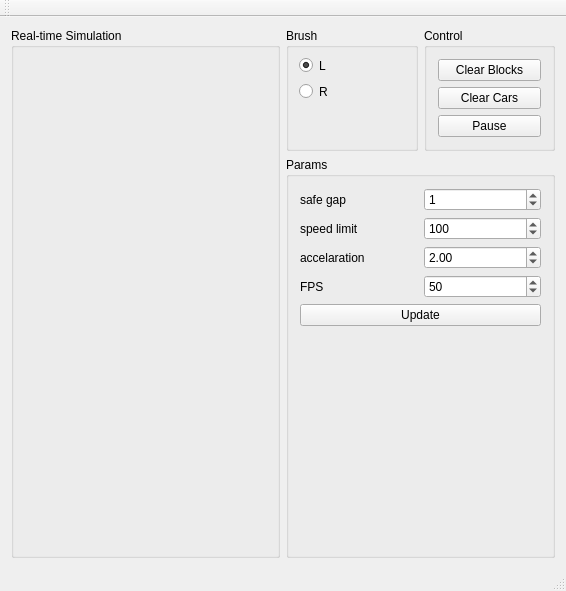
satouriko/Cellular-Automaton, file mainwindow.ui: the form before one commit.
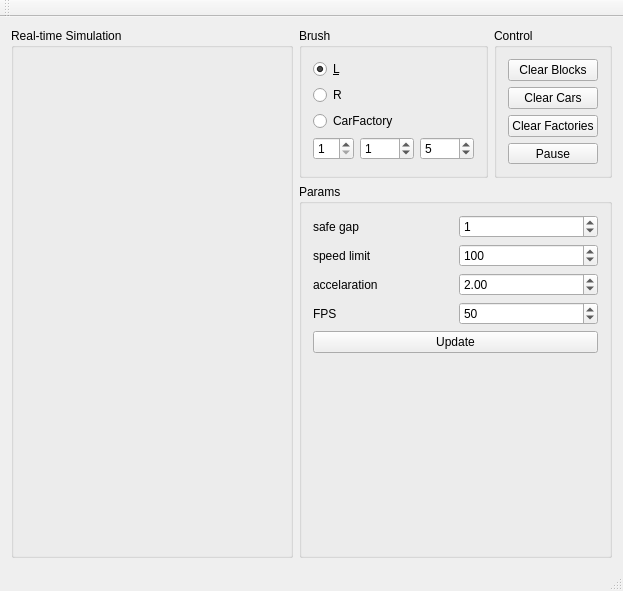
The form after the commit. Custom widgets are drawn as their Qt base class.

The edit to the form file:
```diff
--- a/mainwindow.ui
+++ b/mainwindow.ui
@@ -6,7 +6,7 @@
    <rect>
     <x>0</x>
     <y>0</y>
-    <width>566</width>
+    <width>623</width>
     <height>591</height>
    </rect>
   </property>
@@ -48,35 +48,63 @@
           <property name="title">
            <string>Brush</string>
           </property>
+          <layout class="QVBoxLayout" name="verticalLayout_4">
+           <item>
           <widget class="QRadioButton" name="LBrushRadioButton">
-           <property name="geometry">
-            <rect>
-             <x>13</x>
-             <y>28</y>
-             <width>35</width>
-             <height>19</height>
-            </rect>
-           </property>
            <property name="text">
-            <string>L</string>
+              <string>&amp;L</string>
            </property>
            <property name="checked">
             <bool>true</bool>
            </property>
           </widget>
+           </item>
+           <item>
           <widget class="QRadioButton" name="RBrushRadioButton">
-           <property name="geometry">
-            <rect>
-             <x>13</x>
-             <y>54</y>
-             <width>35</width>
-             <height>19</height>
-            </rect>
-           </property>
            <property name="text">
             <string>R</string>
            </property>
           </widget>
+           </item>
+           <item>
+            <widget class="QRadioButton" name="CarFactoryRadioButton">
+             <property name="text">
+              <string>CarFactory</string>
+             </property>
+            </widget>
+           </item>
+           <item>
+            <layout class="QHBoxLayout" name="horizontalLayout_8">
+             <item>
+              <widget class="QSpinBox" name="gf_spinBox">
+               <property name="minimum">
+                <number>1</number>
+               </property>
+              </widget>
+             </item>
+             <item>
+              <widget class="QSpinBox" name="maxSpeed_spinBox">
+               <property name="maximum">
+                <number>1000</number>
+               </property>
+               <property name="value">
+                <number>1</number>
+               </property>
+              </widget>
+             </item>
+             <item>
+              <widget class="QSpinBox" name="minSpeed_spinBox">
+               <property name="maximum">
+                <number>1000</number>
+               </property>
+               <property name="value">
+                <number>5</number>
+               </property>
+              </widget>
+             </item>
+            </layout>
+           </item>
+          </layout>
          </widget>
         </item>
         <item>
@@ -105,6 +133,13 @@
              </property>
             </widget>
            </item>
+           <item>
+            <widget class="QPushButton" name="pushButton_5">
+             <property name="text">
+              <string>Clear Factories</string>
+             </property>
+            </widget>
+           </item>
            <item>
             <widget class="QPushButton" name="pushButton_4">
              <property name="text">
```
Left out of the diff: 4 changed lines with no effect on the pictures. Lines whose indentation alone changed are shown as unchanged.
